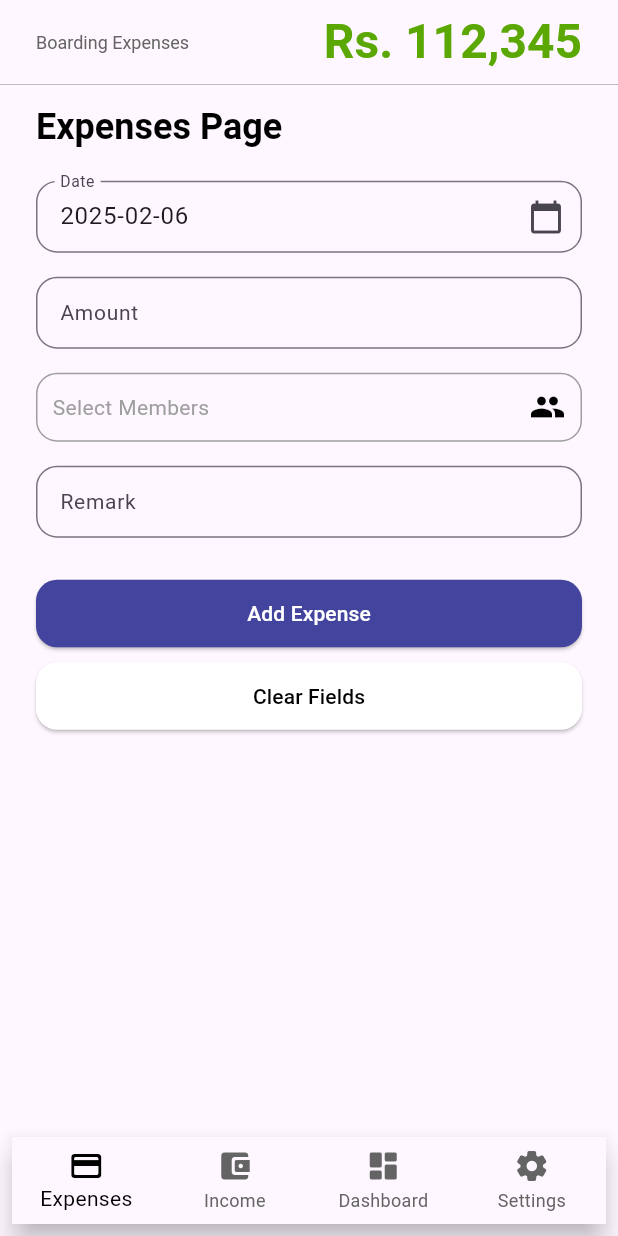
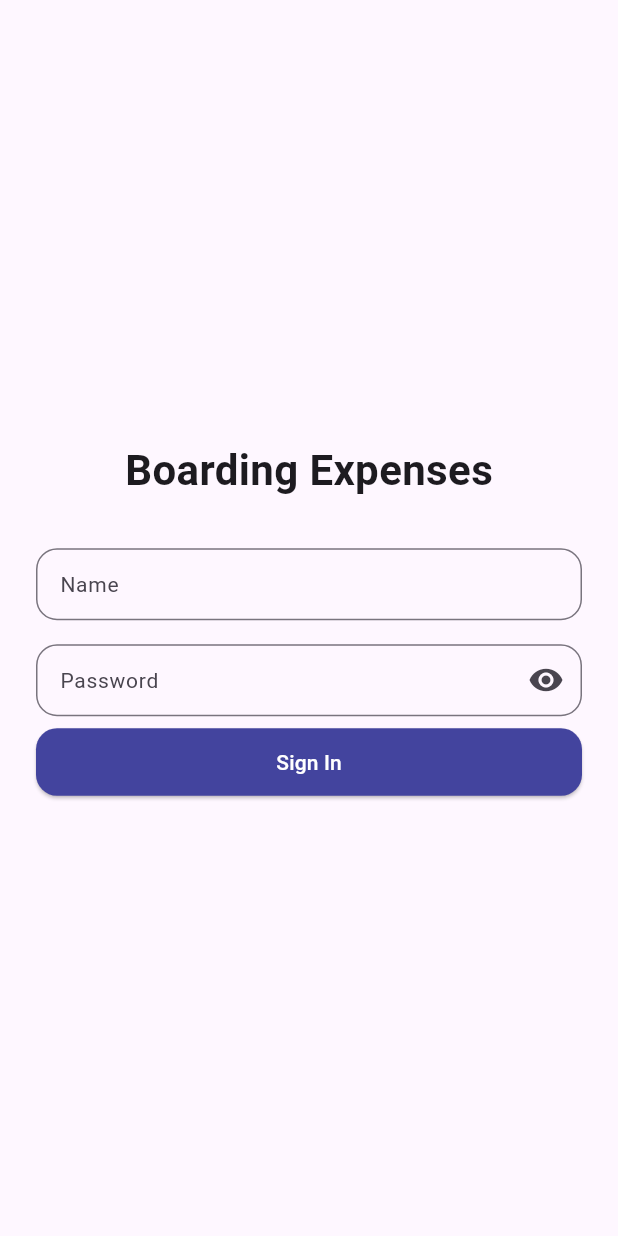
Before and after one commit to pramodyasamarakoon/BoardingExpensesApp_Frontend, a Flutter app: the screen it shows after launch, on a phone screen of 412 x 824 dp. Run offline on Flutter 3.47's test engine with Material 3 defaults, Android fonts, the phone set to English and light mode, and no system bars; drawn by our look-alikes of multi_select_flutter; our stand-ins replace flutter_dotenv, googleapis_auth, shared_preferences; missing offline and left inert: googleapis.

Commit message:
[feat] all the way to FE and BE connecting

```diff
--- a/lib/main.dart
+++ b/lib/main.dart
@@ -1,16 +1,49 @@
 import 'package:flutter/material.dart';
-import 'pages/expenses_page.dart';
-import 'pages/income_page.dart';
-import 'pages/dashboard_page.dart';
-import 'pages/settings_page.dart';
-import 'utils/constants.dart';
+import 'package:shared_preferences/shared_preferences.dart';
+import 'package:flutter_dotenv/flutter_dotenv.dart';
+import 'pages/signin_page.dart';
+import 'pages/MainScreen.dart';
 
-void main() {
+Future<void> main() async {
+  WidgetsFlutterBinding.ensureInitialized(); // ✅ Ensures Flutter is ready before loading anything
+
+  try {
+    await dotenv.load(fileName: ".env"); // ✅ Load environment variables
+  } catch (e) {
+    print(
+      "❌ Error: .env file not found. Make sure it exists in the project root.",
+    );
+  }
+
   runApp(const MyApp());
 }
 
-class MyApp extends StatelessWidget {
+class MyApp extends StatefulWidget {
   const MyApp({Key? key}) : super(key: key);
+
+  @override
+  _MyAppState createState() => _MyAppState();
+}
+
+class _MyAppState extends State<MyApp> {
+  bool _isAuthenticated = false;
+  bool _isLoading = true;
+
+  @override
+  void initState() {
+    super.initState();
+    _checkAuthentication();
+  }
+
+  Future<void> _checkAuthentication() async {
+    final prefs = await SharedPreferences.getInstance();
+    String? token = prefs.getString('auth_token');
+
+    setState(() {
+      _isAuthenticated = token != null;
+      _isLoading = false;
+    });
+  }
 
   @override
   Widget build(BuildContext context) {
@@ -18,107 +51,16 @@ class MyApp extends StatelessWidget {
       debugShowCheckedModeBanner: false,
       title: 'Boarding Expenses',
       theme: ThemeData(primarySwatch: Colors.blue),
-      home: const MyHomePage(),
+      home:
+          _isLoading
+              ? const Scaffold(
+                body: Center(
+                  child: CircularProgressIndicator(),
+                ), // ✅ Show loading screen first
+              )
+              : _isAuthenticated
+              ? const MainScreen() // ✅ Redirect to Main Screen if authenticated
+              : const SignInPage(), // ✅ Otherwise, go to SignInPage
     );
   }
 }
-
-class MyHomePage extends StatefulWidget {
-  const MyHomePage({Key? key}) : super(key: key);
-
-  @override
-  _MyHomePageState createState() => _MyHomePageState();
-}
-
-class _MyHomePageState extends State<MyHomePage> {
-  int _selectedIndex = 0;
-
-  final List<Widget> _pages = [
-    const ExpensesPage(),
-    const IncomePage(),
-    const DashboardPage(),
-    const SettingsPage(),
-  ];
-
-  void _onItemTapped(int index) {
-    setState(() {
-      _selectedIndex = index;
-    });
-  }
-
-  @override
-  Widget build(BuildContext context) {
-    return Scaffold(
-      appBar: AppBar(
-        title: Padding(
-          padding: const EdgeInsets.symmetric(horizontal: 8.0),
-          child: Row(
-            mainAxisAlignment: MainAxisAlignment.spaceBetween,
-            children: [
-              const Text(
-                'Boarding Expenses',
-                style: TextStyle(fontSize: 12.0, color: kMainColor),
-              ),
-              Text(
-                'Rs. 112,345', // Dynamically loaded total balance
-                style: const TextStyle(
-                  fontSize: 32.0,
-                  color: kSuccessColor,
-                  fontWeight: FontWeight.bold,
-                ),
-              ),
-            ],
-          ),
-        ),
-      ),
-      body: Column(
-        children: [
-          Container(height: 0.5, color: kMainColor),
-          Expanded(
-            child:
-                _pages[_selectedIndex], // Page content changes based on selected index
-          ),
-        ],
-      ),
-
-      bottomNavigationBar: Padding(
-        padding: const EdgeInsets.symmetric(
-          horizontal: 8.0,
-          vertical: 8.0,
-        ), // 8px horizontal padding
-        child: BottomNavigationBar(
-          currentIndex: _selectedIndex,
-          onTap: _onItemTapped,
-          selectedItemColor: Colors.black, // Active item color (icon and text)
-          unselectedItemColor:
-              kMainColor, // Inactive item color (icon and text)
-          showSelectedLabels: true, // Display labels
-          showUnselectedLabels: true, // Display labels for unselected items
-          type: BottomNavigationBarType.fixed, // Removes animation
-          items: <BottomNavigationBarItem>[
-            BottomNavigationBarItem(
-              icon: Icon(Icons.payment_rounded), // Material icon for Expenses
-              label: 'Expenses',
-            ),
-            BottomNavigationBarItem(
-              icon: Icon(
-                Icons.account_balance_wallet_rounded,
-              ), // Material icon for Income
-              label: 'Income',
-            ),
-            BottomNavigationBarItem(
-              icon: Icon(
-                Icons.dashboard_rounded,
-              ), // Material icon for Dashboard
-              label: 'Dashboard',
-            ),
-            BottomNavigationBarItem(
-              icon: Icon(Icons.settings_rounded), // Material icon for Settings
-              label: 'Settings',
-            ),
-          ],
-        ),
-      ),
-    );
-  }
-}
--- a/lib/pages/expenses_page.dart
+++ b/lib/pages/expenses_page.dart
@@ -1,11 +1,11 @@
 import 'package:flutter/material.dart';
 import 'package:http/http.dart' as http;
 import 'dart:convert';
-import '../utils/constants.dart';
 import '../widgets/date_picker.dart';
 import '../widgets/text_input.dart';
 import '../widgets/custom_button.dart';
 import '../widgets/member_select.dart';
+import 'package:flutter_dotenv/flutter_dotenv.dart'; // Import dotenv
 
 class ExpensesPage extends StatefulWidget {
   const ExpensesPage({Key? key}) : super(key: key);
@@ -19,21 +19,52 @@ class _ExpensesPageState extends State<ExpensesPage> {
   final TextEditingController _amountController = TextEditingController();
   final TextEditingController _remarkController = TextEditingController();
 
-  final List<String> _members = [
-    'Ajith',
-    'Pushpe',
-    'Laka',
-    'Buddhika',
-    'Kumi',
-    'Wimarsha',
-    'Sadeep',
-    'KT',
-  ];
+  List<String> _members = []; // Users will be populated here from the backend
   final List<String> _selectedMembers = [];
   final String _type = 'expense';
 
   final GlobalKey<FormState> _formKey = GlobalKey<FormState>();
 
+  bool _isLoading = true; // To show loading spinner while fetching users
+
+  @override
+  void initState() {
+    super.initState();
+    _fetchUsers(); // Fetch users when the screen is loaded
+  }
+
+  // Fetch users from the backend
+  Future<void> _fetchUsers() async {
+    final String webAppUrl = dotenv.env['API_BASE_URL']!; // Fetch URL from .env
+
+    try {
+      final response = await http.get(
+        Uri.parse('$webAppUrl/allUsers'), // API endpoint to fetch users
+        headers: {'Content-Type': 'application/json'},
+      );
+
+      if (response.statusCode == 200) {
+        final List users = jsonDecode(response.body);
+
+        setState(() {
+          _members = users.map((user) => user['name'] as String).toList(); // Populate _members with user names
+          _isLoading = false; // Hide loading spinner
+        });
+      } else {
+        setState(() {
+          _isLoading = false;
+        });
+        print("❌ Error fetching users: ${response.statusCode}");
+      }
+    } catch (e) {
+      setState(() {
+        _isLoading = false;
+      });
+      print("❌ Error occurred while fetching users: $e");
+    }
+  }
+
+  // Add expense to the database
   void _addExpense() async {
     if (_formKey.currentState?.validate() ?? false) {
       final expenseData = {
@@ -44,7 +75,7 @@ class _ExpensesPageState extends State<ExpensesPage> {
         'members': _selectedMembers,
       };
 
-      const String webAppUrl = kWebAppUrl;
+      final String webAppUrl = dotenv.env['API_BASE_URL']!; // Fetch URL from .env
 
       try {
         final response = await http.post(
@@ -52,16 +83,16 @@ class _ExpensesPageState extends State<ExpensesPage> {
           headers: {'Content-Type': 'application/json'},
           body: jsonEncode(
             expenseData,
-          ), // jsonEncode works after importing dart:convert
+          ),
         );
 
         if (response.statusCode == 200) {
-          print("Expense data sent successfully: ${response.body}");
+          print("✅ Expense data sent successfully: ${response.body}");
           ScaffoldMessenger.of(context).showSnackBar(
             SnackBar(content: Text("Expense added successfully!")),
           );
         } else {
-          print("Failed to send expense data: ${response.statusCode}");
+          print("❌ Failed to send expense data: ${response.statusCode}");
           ScaffoldMessenger.of(
             context,
           ).showSnackBar(SnackBar(content: Text("Failed to add expense.")));
@@ -114,12 +145,19 @@ class _ExpensesPageState extends State<ExpensesPage> {
                   label: "Amount",
                   keyboardType: TextInputType.number,
                 ),
+                TextInputWidget(controller: _remarkController, label: "Remark"),
 
-                MemberSelectWidget(
-                  members: _members,
-                  selectedMembers: _selectedMembers,
-                ),
-                TextInputWidget(controller: _remarkController, label: "Remark"),
+                // Show a loading spinner while fetching users
+                if (_isLoading)
+                  const Center(child: CircularProgressIndicator()),
+
+                // Display member selection only after fetching users
+                if (!_isLoading)
+                  MemberSelectWidget(
+                    members: _members,
+                    selectedMembers: _selectedMembers,
+                  ),
+
                 const SizedBox(height: 20),
                 CustomButton(text: 'Add Expense', onPressed: _addExpense),
                 const SizedBox(height: 10),
--- /dev/null
+++ b/lib/pages/signin_page.dart
@@ -0,0 +1,144 @@
+import 'package:flutter/material.dart';
+import 'package:http/http.dart' as http;
+import 'dart:convert';
+import 'package:shared_preferences/shared_preferences.dart';
+import 'package:flutter_dotenv/flutter_dotenv.dart';
+import 'expenses_page.dart'; // Redirect after login
+import '../widgets/text_input.dart';
+import '../widgets/custom_button.dart';
+
+class SignInPage extends StatefulWidget {
+  const SignInPage({Key? key}) : super(key: key);
+
+  @override
+  _SignInPageState createState() => _SignInPageState();
+}
+
+class _SignInPageState extends State<SignInPage> {
+  final TextEditingController _nameController = TextEditingController();
+  final TextEditingController _passwordController = TextEditingController();
+  final GlobalKey<FormState> _formKey = GlobalKey<FormState>();
+
+  bool _isLoading = false;
+  String? _errorMessage;
+
+  Future<void> _storeToken(String token) async {
+    final prefs = await SharedPreferences.getInstance();
+    await prefs.setString('auth_token', token);
+  }
+
+  void _signIn() async {
+    if (!_formKey.currentState!.validate()) return;
+
+    setState(() {
+      _isLoading = true;
+      _errorMessage = null;
+    });
+
+    // ✅ Check if .env variable is loaded correctly
+    final String? apiUrl = dotenv.env['API_BASE_URL'];
+    if (apiUrl == null || apiUrl.isEmpty) {
+      setState(() {
+        _errorMessage =
+            "API URL is not configured. Please check your .env file.";
+        _isLoading = false;
+      });
+      print("❌ Error: API_BASE_URL is missing in .env");
+      return;
+    }
+
+    final loginData = {
+      'name': _nameController.text,
+      'password': _passwordController.text,
+    };
+
+    try {
+      final response = await http.post(
+        Uri.parse("$apiUrl/login"),
+        headers: {'Content-Type': 'application/json'},
+        body: jsonEncode(loginData),
+      );
+
+      if (response.statusCode == 200) {
+        final data = jsonDecode(response.body);
+        String token = data['token'];
+
+        // ✅ Store token in SharedPreferences
+        await _storeToken(token);
+
+        // ✅ Log success message
+        print(
+          "✅ User '${_nameController.text}' signed in successfully at ${DateTime.now()}",
+        );
+
+        // ✅ Navigate to Expenses Page
+        Navigator.pushReplacement(
+          context,
+          MaterialPageRoute(builder: (context) => const ExpensesPage()),
+        );
+      } else {
+        setState(() {
+          _errorMessage = "Invalid credentials. Please try again.";
+        });
+      }
+    } catch (e) {
+      setState(() {
+        _errorMessage = "An error occurred. Please try again.";
+      });
+      print("❌ Login error: $e");
+    } finally {
+      setState(() {
+        _isLoading = false;
+      });
+    }
+  }
+
+  @override
+  Widget build(BuildContext context) {
+    return Scaffold(
+      body: Center(
+        child: Padding(
+          padding: const EdgeInsets.all(24.0),
+          child: Form(
+            key: _formKey,
+            child: Column(
+              mainAxisSize: MainAxisSize.min, // Adjust form size
+              children: [
+                // ✅ Title "Boarding Expenses"
+                const Text(
+                  "Boarding Expenses",
+                  style: TextStyle(fontSize: 28.0, fontWeight: FontWeight.bold),
+                ),
+                const SizedBox(height: 24), // Spacing below title
+
+                TextInputWidget(controller: _nameController, label: "Name"),
+                TextInputWidget(
+                  controller: _passwordController,
+                  label: "Password",
+                  isPassword: true,
+                ),
+
+                if (_errorMessage != null)
+                  Padding(
+                    padding: const EdgeInsets.only(bottom: 10.0),
+                    child: Text(
+                      _errorMessage!,
+                      style: const TextStyle(color: Colors.red, fontSize: 14.0),
+                    ),
+                  ),
+
+                // ✅ Disable Button when loading
+                CustomButton(
+                  text: _isLoading ? "Signing in..." : "Sign In",
+                  disabled: _isLoading ? true : false,
+                  onPressed:
+                      _isLoading ? () {} : _signIn, // ✅ Disabled when loading
+                ),
+              ],
+            ),
+          ),
+        ),
+      ),
+    );
+  }
+}
--- a/lib/widgets/custom_button.dart
+++ b/lib/widgets/custom_button.dart
@@ -3,39 +3,41 @@ import '../utils/constants.dart';
 
 class CustomButton extends StatelessWidget {
   final String text;
-  final VoidCallback onPressed;
+  final VoidCallback? onPressed;
   final Color backgroundColor;
   final Color textColor;
   final double height;
   final double borderRadius;
+  final bool disabled; // ✅ New property for disabling the button
 
   const CustomButton({
     Key? key,
     required this.text,
-    required this.onPressed,
-    this.backgroundColor = kPrimaryColor, // Default blue background
-    this.textColor = Colors.white, // Default black text
-    this.height = 45.0, // Default button height
-    this.borderRadius = 14.0, // Default border radius
+    this.onPressed,
+    this.backgroundColor = kPrimaryColor,
+    this.textColor = Colors.white,
+    this.height = 45.0,
+    this.borderRadius = 14.0,
+    this.disabled = false, // ✅ Default to false (enabled)
   }) : super(key: key);
 
   @override
   Widget build(BuildContext context) {
     return SizedBox(
-      width: double.infinity, // Full width
-      height: height, // Set height from the parameter
+      width: double.infinity,
+      height: height,
       child: ElevatedButton(
         style: ElevatedButton.styleFrom(
-          backgroundColor: backgroundColor, // Corrected background color
+          backgroundColor: disabled ? Colors.grey : backgroundColor, // ✅ Grey if disabled
           shape: RoundedRectangleBorder(
-            borderRadius: BorderRadius.circular(borderRadius), // Border radius
+            borderRadius: BorderRadius.circular(borderRadius),
           ),
         ),
-        onPressed: onPressed,
+        onPressed: disabled ? null : onPressed, // ✅ Disable button when needed
         child: Text(
           text,
           style: TextStyle(
-            color: textColor, // Text color
+            color: textColor,
             fontSize: 14.0,
           ),
         ),
--- a/lib/widgets/text_input.dart
+++ b/lib/widgets/text_input.dart
@@ -1,26 +1,36 @@
 import 'package:flutter/material.dart';
 
-class TextInputWidget extends StatelessWidget {
+class TextInputWidget extends StatefulWidget {
   final TextEditingController controller;
   final String label;
   final TextInputType keyboardType;
+  final bool isPassword;
 
   const TextInputWidget({
     Key? key,
     required this.controller,
     required this.label,
     this.keyboardType = TextInputType.text,
+    this.isPassword = false,
   }) : super(key: key);
+
+  @override
+  _TextInputWidgetState createState() => _TextInputWidgetState();
+}
+
+class _TextInputWidgetState extends State<TextInputWidget> {
+  bool _obscureText = true; // Default to hiding password
 
   @override
   Widget build(BuildContext context) {
     return Padding(
       padding: const EdgeInsets.symmetric(vertical: 8.0),
       child: TextFormField(
-        controller: controller,
-        keyboardType: keyboardType,
+        controller: widget.controller,
+        keyboardType: widget.keyboardType,
+        obscureText: widget.isPassword ? _obscureText : false, // Hide/show password
         decoration: InputDecoration(
-          labelText: label,
+          labelText: widget.label,
           labelStyle: const TextStyle(fontSize: 14.0),
           border: OutlineInputBorder(
             borderRadius: BorderRadius.circular(14.0),
@@ -31,10 +41,20 @@ class TextInputWidget extends StatelessWidget {
             borderSide: const BorderSide(color: Colors.blue, width: 1.0),
           ),
           contentPadding: const EdgeInsets.symmetric(vertical: 10.0, horizontal: 12.0),
+          suffixIcon: widget.isPassword
+              ? IconButton(
+                  icon: Icon(_obscureText ? Icons.visibility : Icons.visibility_off),
+                  onPressed: () {
+                    setState(() {
+                      _obscureText = !_obscureText;
+                    });
+                  },
+                )
+              : null,
         ),
         validator: (value) {
           if (value == null || value.isEmpty) {
-            return 'Please enter $label';
+            return 'Please enter ${widget.label}';
           }
           return null;
         },
```
Also changed, not shown: lib/pages/MainScreen.dart (added, +188 -0 lines), lib/pages/income_page.dart (+31 -4 lines), lib/pages/users_page.dart (added, +10 -0 lines), pubspec.yaml (+6 -3 lines), pubspec.lock, 257 other files.
